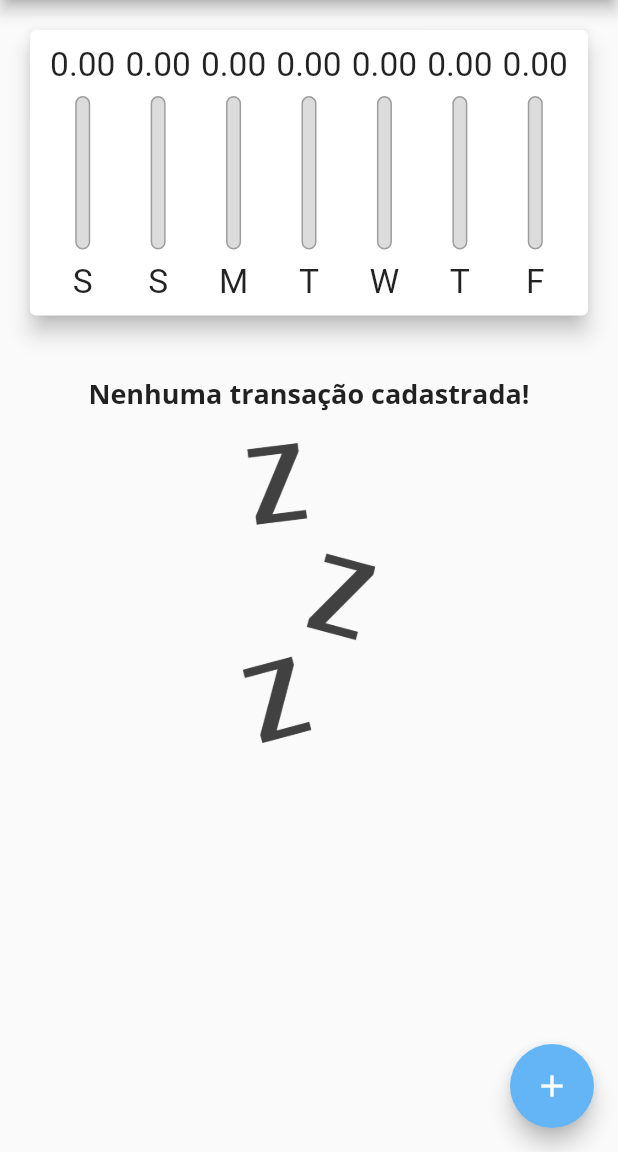
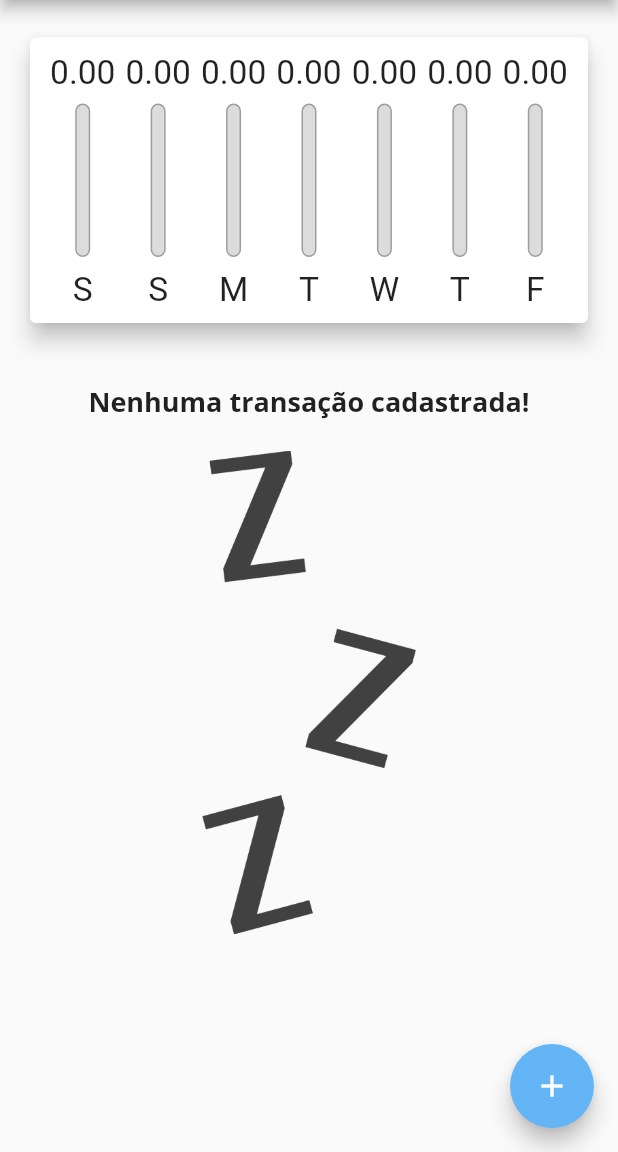
Before and after one commit to oElberte/expenses, a Flutter app: the screen it shows after launch, on a phone screen of 412 x 824 dp, the part 84-1236 px from its top. Run offline on Flutter 3.47's test engine with Material 2 defaults, Android fonts, the phone set to English and light mode, and no system bars.

Commit message:
Responsive layout in landscape mode

```diff
--- a/lib/components/transaction_list.dart
+++ b/lib/components/transaction_list.dart
@@ -12,7 +12,9 @@ class TransactionList extends StatelessWidget {
   @override
   Widget build(BuildContext context) {
     return transactions.isEmpty
-        ? Column(
+        ? LayoutBuilder(
+            builder: (ctx, constraints) {
+              return Column(
                 children: [
                   const SizedBox(height: 20),
                   Text(
@@ -21,13 +23,15 @@ class TransactionList extends StatelessWidget {
                   ),
                   const SizedBox(height: 20),
                   SizedBox(
-                height: 200,
+                    height: constraints.maxHeight * 0.6,
                     child: Image.asset(
                       "assets/images/waiting.png",
                       fit: BoxFit.cover,
                     ),
                   ),
                 ],
+              );
+            },
           )
         : ListView.builder(
             itemCount: transactions.length,
--- a/lib/main.dart
+++ b/lib/main.dart
@@ -52,6 +52,7 @@ class MyHomePage extends StatefulWidget {
 
 class _MyHomePageState extends State<MyHomePage> {
   final List<Transaction> _transactions = [];
+  bool _showChart = false;
 
   // This getter filter the transactions list and send to chart
   List<Transaction> get _recentTransactions {
@@ -99,13 +100,26 @@ class _MyHomePageState extends State<MyHomePage> {
 
   @override
   Widget build(BuildContext context) {
+    bool isLandscape =
+        MediaQuery.of(context).orientation == Orientation.landscape;
+
     final appBar = AppBar(
       title: const Text("Despesas pessoais"),
       actions: [
+        // This IconButton is to choose to show the graph or the transaction lists when the device is in landscape mode
+        if (isLandscape)
+          IconButton(
+            onPressed: () {
+              setState(() {
+                _showChart = !_showChart;
+              });
+            },
+            icon: Icon(_showChart ? Icons.list : Icons.bar_chart_rounded),
+          ),
         IconButton(
           onPressed: () => _openTransactionFormModal(context),
           icon: const Icon(Icons.add),
-        )
+        ),
       ],
     );
 
@@ -120,10 +134,15 @@ class _MyHomePageState extends State<MyHomePage> {
           mainAxisAlignment: MainAxisAlignment.start,
           crossAxisAlignment: CrossAxisAlignment.stretch,
           children: <Widget>[
+            const SizedBox(
+              height: 5,
+            ),
+            if (_showChart || !isLandscape)
               SizedBox(
-              height: availableHeight * 0.30,
+                height: availableHeight * (isLandscape ? 0.7 : 0.3),
                 child: Chart(_recentTransactions),
               ),
+            if (!_showChart || !isLandscape)
               SizedBox(
                 height: availableHeight * 0.70,
                 child: TransactionList(_transactions, _removeTransaction),
```
Lines whose indentation alone changed are shown as unchanged.
